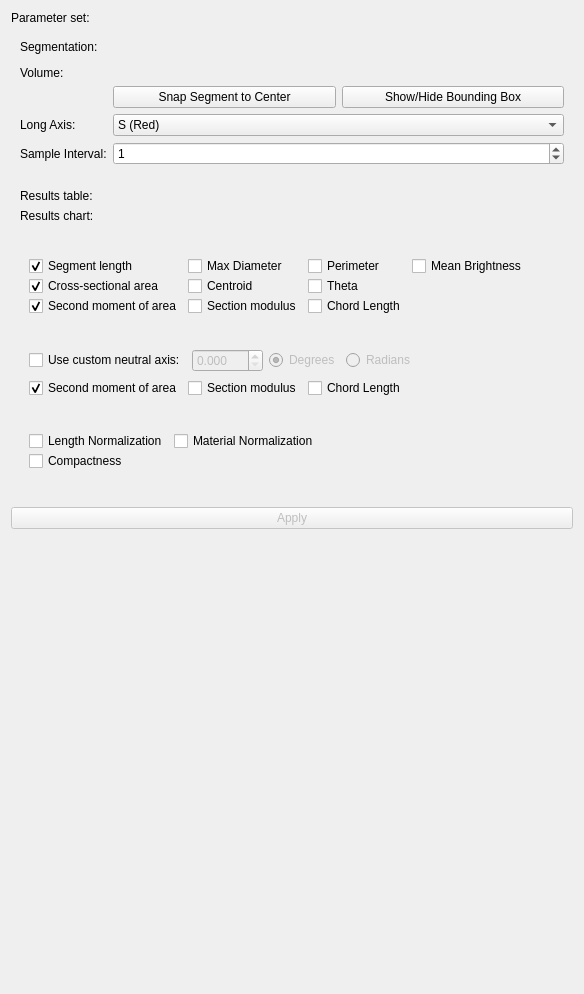
Above: SegmentGeometry/Resources/UI/SegmentGeometry.ui from jmhuie/SlicerBiomech before the change. Below: the same form after it.
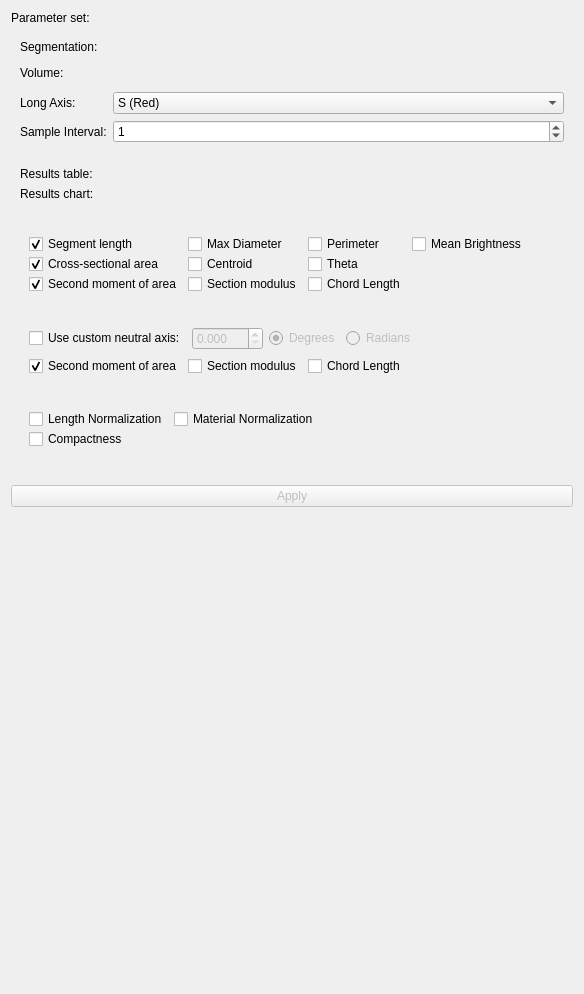
That is the form after the change. Custom widgets are drawn as their Qt base class.

Commit message: automate center and bounding

The edit to the form file:
```diff
--- a/SegmentGeometry/Resources/UI/SegmentGeometry.ui
+++ b/SegmentGeometry/Resources/UI/SegmentGeometry.ui
@@ -137,56 +137,6 @@
          <property name="verticalSpacing">
           <number>0</number>
          </property>
-         <item row="2" column="1">
-          <widget class="QPushButton" name="CenterSegButton">
-           <property name="text">
-            <string>Snap Segment to Center</string>
-           </property>
-           <property name="checkable">
-            <bool>false</bool>
-           </property>
-           <property name="checked">
-            <bool>false</bool>
-           </property>
-           <property name="autoRepeat">
-            <bool>false</bool>
-           </property>
-           <property name="autoDefault">
-            <bool>false</bool>
-           </property>
-           <property name="default">
-            <bool>false</bool>
-           </property>
-           <property name="flat">
-            <bool>false</bool>
-           </property>
-          </widget>
-         </item>
-         <item row="2" column="2">
-          <widget class="QPushButton" name="BoundingBoxButton">
-           <property name="text">
-            <string>Show/Hide Bounding Box</string>
-           </property>
-           <property name="checkable">
-            <bool>true</bool>
-           </property>
-           <property name="checked">
-            <bool>false</bool>
-           </property>
-           <property name="autoRepeat">
-            <bool>false</bool>
-           </property>
-           <property name="autoDefault">
-            <bool>false</bool>
-           </property>
-           <property name="default">
-            <bool>false</bool>
-           </property>
-           <property name="flat">
-            <bool>false</bool>
-           </property>
-          </widget>
-         </item>
         </layout>
        </widget>
       </item>
```
The commit also changes 2 other files.
